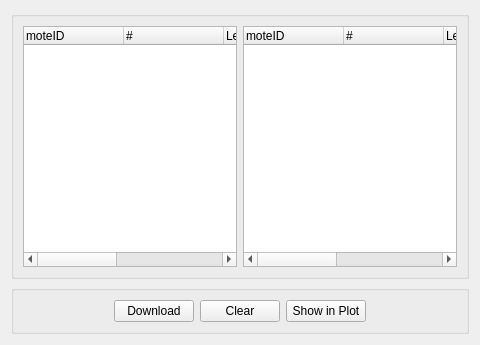
This is tinyos-2.x/trunk/support/cpp/TestShimmer/src/SDataWidget.ui in baharev/szte-wsn-code as Qt 5 draws it before an edit. The edited form follows.
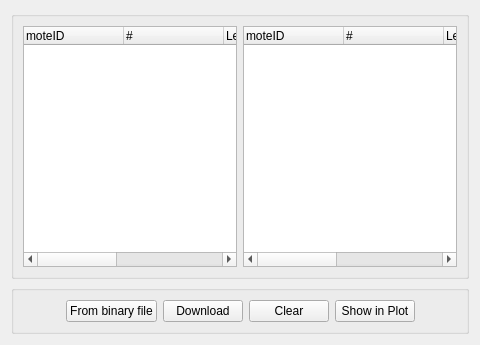
This is the edited form.

What changed in the file:
```diff
--- a/tinyos-2.x/trunk/support/cpp/TestShimmer/src/SDataWidget.ui
+++ b/tinyos-2.x/trunk/support/cpp/TestShimmer/src/SDataWidget.ui
@@ -107,6 +107,13 @@
         </property>
        </spacer>
       </item>
+      <item>
+       <widget class="QPushButton" name="fileButton">
+        <property name="text">
+         <string>From binary file</string>
+        </property>
+       </widget>
+      </item>
       <item>
        <widget class="QPushButton" name="downloadButton">
         <property name="text">
```
